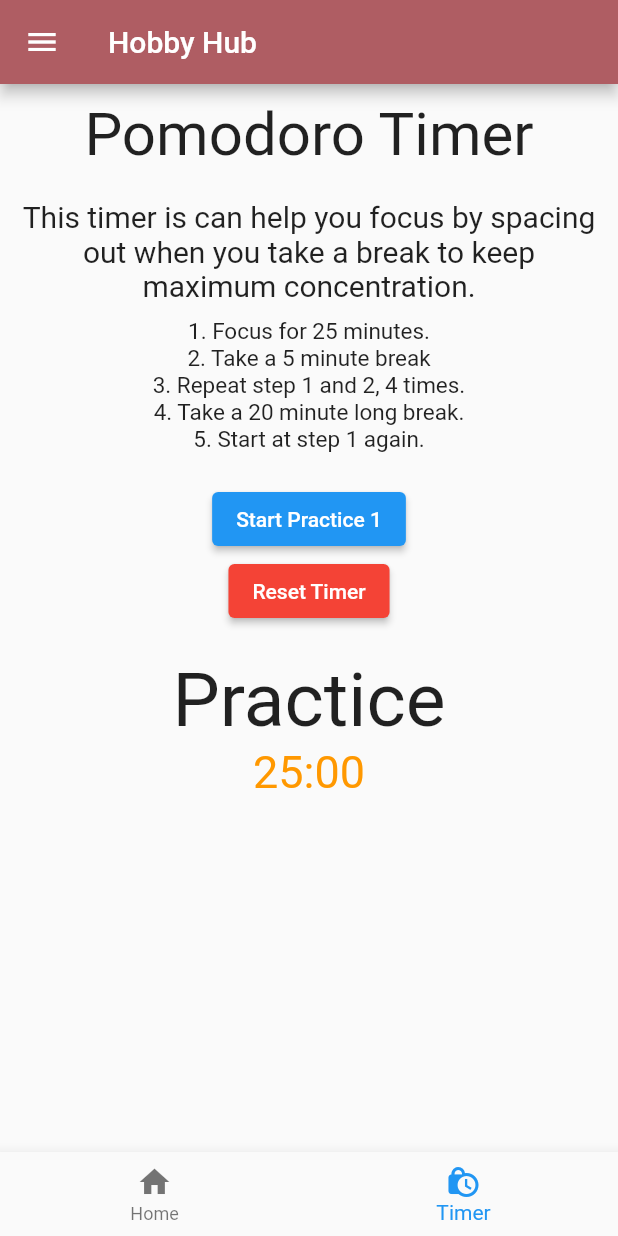
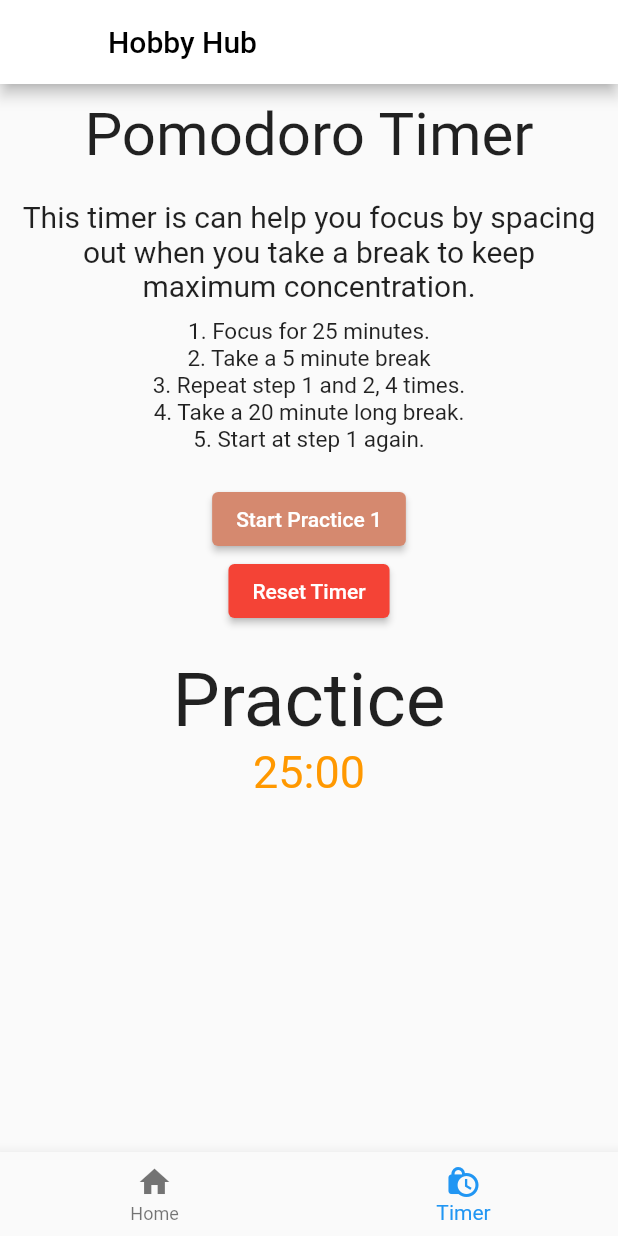
Before and after one commit to JustAnOpossum/Hobby-Hub-CS-371-, a Flutter app: the screen it shows after launch, item 2 of the bottom bar chosen, on a phone screen of 412 x 824 dp. Run offline on Flutter 3.47's test engine with Material 2 defaults, Android fonts, the phone set to English and light mode, and no system bars.

Commit message:
Added some theme for timer

```diff
--- a/app_interface/lib/main.dart
+++ b/app_interface/lib/main.dart
@@ -8,15 +8,16 @@ void main() {
   runApp(MyApp());
 }
 
+var myTheme =
+    ThemeData(primaryColor: Color(0xFFAF5D63), accentColor: Color(0xFFD5896F));
+
 class MyApp extends StatelessWidget {
   // This widget is the root of your application.
   @override
   Widget build(BuildContext context) {
     return MaterialApp(
       title: 'Hobby Hub',
-      theme: ThemeData(
-        primaryColor: Color(0xFFAF5D63),
-      ),
+      theme: myTheme,
       home: Home(),
     );
   }
@@ -48,7 +49,11 @@ class _HomeState extends State<Home> {
   Widget build(BuildContext context) {
     return Scaffold(
       appBar: AppBar(
-        title: const Text('Hobby Hub'),
+        title: const Text(
+          'Hobby Hub',
+          style: TextStyle(color: Colors.black),
+        ),
+        backgroundColor: Colors.white,
       ),
       //Menu for the diffrent Menu options
       drawer: Drawer(
--- a/app_interface/lib/widgets/timer.dart
+++ b/app_interface/lib/widgets/timer.dart
@@ -1,5 +1,7 @@
 import 'package:flutter/material.dart';
 import 'dart:async';
+
+import 'package:hobby_hub/main.dart';
 
 class TimerPage extends StatelessWidget {
   @override
@@ -184,8 +186,10 @@ class _TimerWidgetState extends State<TimerWidget> {
     return Column(
       children: [
         ElevatedButton(
-            onPressed: () => _timerButtonPressed(),
-            child: Text('$_mode $_currentMode $_count')),
+          onPressed: () => _timerButtonPressed(),
+          child: Text('$_mode $_currentMode $_count'),
+          style: ElevatedButton.styleFrom(primary: myTheme.accentColor),
+        ),
         ElevatedButton(
             style: ElevatedButton.styleFrom(primary: Colors.red),
             onPressed: () => _resetButtonPressed(),
```
